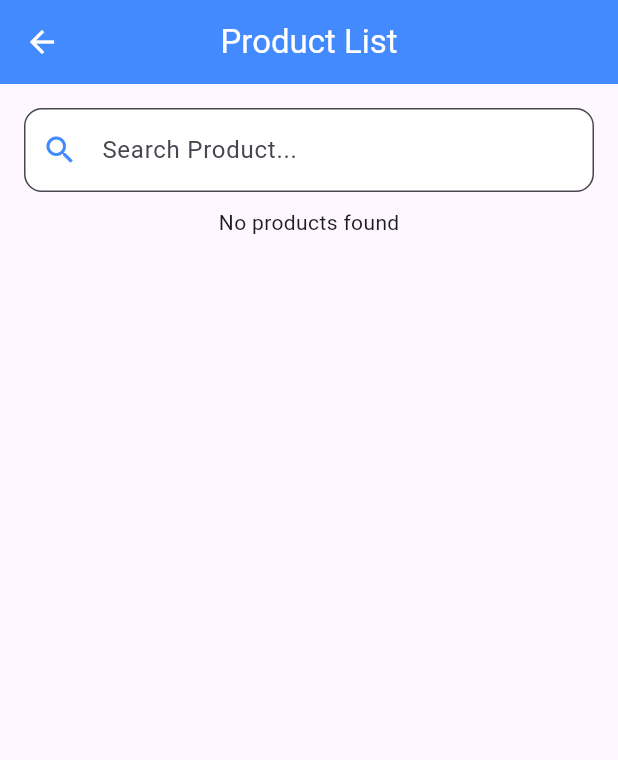
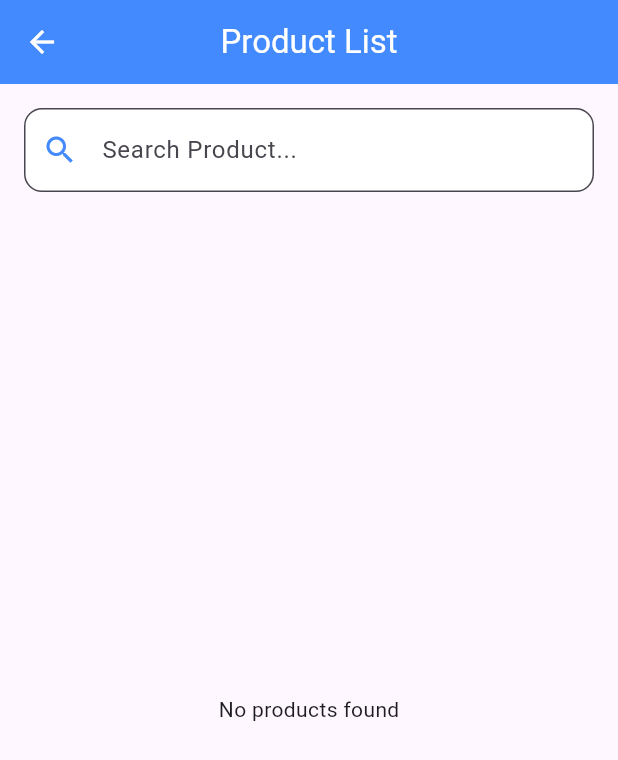
Before and after one commit to MrManavRamani-Flutter/find-shop, a Flutter app: the AdminProductListScreen screen opened by its route, on a phone screen of 412 x 824 dp. Shown: the top 760 px of the screen. Run offline on Flutter 3.47's test engine with Material 3 defaults, Android fonts, the phone set to English and light mode, and no system bars; our stand-ins replace file_picker, flutter_rating_bar, shared_preferences, sqflite; missing offline and left inert: excel; accounts and stored records are empty.

Commit message:
19/02/2025 04:22 PM Admin side : change product list in...

```diff
--- a/lib/screens/admin/product/product_list_screen.dart
+++ b/lib/screens/admin/product/product_list_screen.dart
@@ -85,7 +85,11 @@ class AdminProductListScreenState extends State<AdminProductListScreen> {
 
   Widget _buildProductList() {
     if (_filteredProducts.isEmpty) {
-      return const Center(child: Text("No products found"));
+      return const Expanded(
+        child: Center(
+          child: Text("No products found"),
+        ),
+      );
     }
 
     return Expanded(
```
